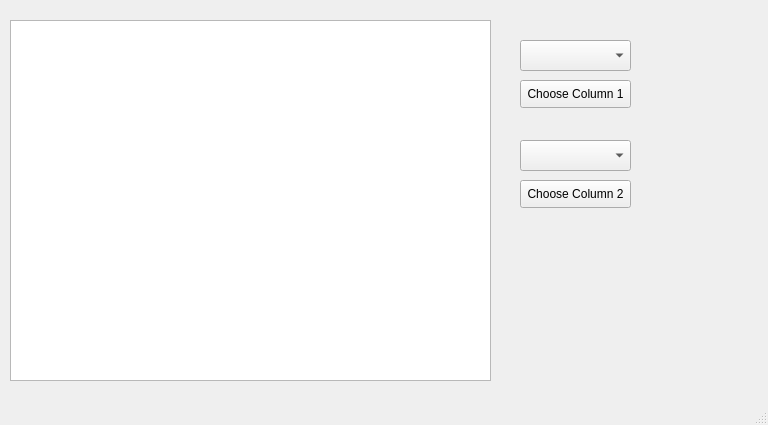
First picture: the form in tablewindow.ui, repository dzhi/school-regression-analysis, before the edit.
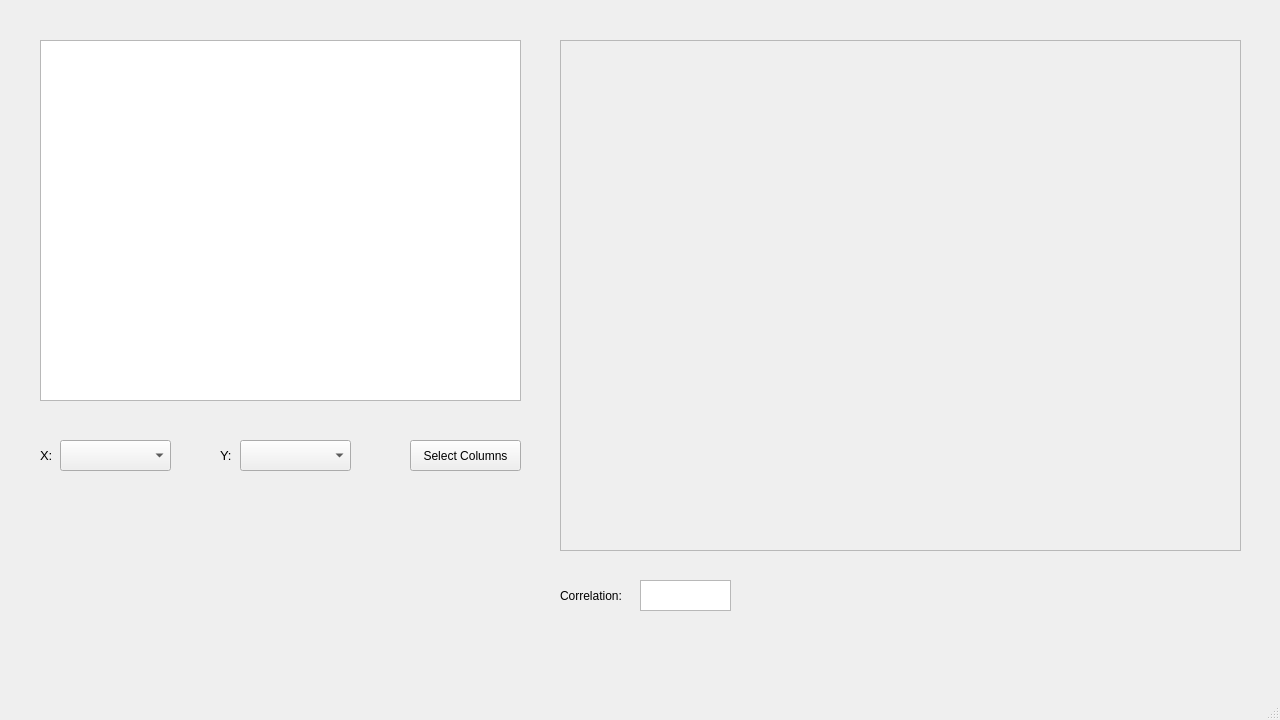
Second picture: the form after the edit. Custom widgets are drawn as their Qt base class.

Diff of the .ui file:
```diff
--- a/tablewindow.ui
+++ b/tablewindow.ui
@@ -6,8 +6,8 @@
    <rect>
     <x>0</x>
     <y>0</y>
-    <width>768</width>
-    <height>425</height>
+    <width>1280</width>
+    <height>720</height>
    </rect>
   </property>
   <property name="windowTitle">
@@ -17,8 +17,8 @@
    <widget class="QTableView" name="tableView">
     <property name="geometry">
      <rect>
-      <x>10</x>
-      <y>20</y>
+      <x>40</x>
+      <y>40</y>
       <width>481</width>
       <height>361</height>
      </rect>
@@ -27,48 +27,123 @@
    <widget class="QComboBox" name="comboBox">
     <property name="geometry">
      <rect>
-      <x>520</x>
+      <x>60</x>
+      <y>440</y>
+      <width>111</width>
+      <height>31</height>
+     </rect>
+    </property>
+   </widget>
+   <widget class="QPushButton" name="selectColumnsButton">
+    <property name="geometry">
+     <rect>
+      <x>410</x>
+      <y>440</y>
+      <width>111</width>
+      <height>31</height>
+     </rect>
+    </property>
+    <property name="text">
+     <string>Select Columns</string>
+    </property>
+   </widget>
+   <widget class="QComboBox" name="column2_comboBox">
+    <property name="geometry">
+     <rect>
+      <x>240</x>
+      <y>440</y>
+      <width>111</width>
+      <height>31</height>
+     </rect>
+    </property>
+   </widget>
+   <widget class="QFrame" name="plotFrame">
+    <property name="geometry">
+     <rect>
+      <x>560</x>
       <y>40</y>
-      <width>111</width>
-      <height>31</height>
+      <width>681</width>
+      <height>511</height>
      </rect>
     </property>
+    <property name="frameShape">
+     <enum>QFrame::StyledPanel</enum>
+    </property>
+    <property name="frameShadow">
+     <enum>QFrame::Raised</enum>
+    </property>
+    <widget class="QCustomPlot" name="plot" native="true">
+     <property name="geometry">
+      <rect>
+       <x>10</x>
+       <y>10</y>
+       <width>661</width>
+       <height>491</height>
+      </rect>
+     </property>
+    </widget>
    </widget>
-   <widget class="QPushButton" name="pushButton">
+   <widget class="QLabel" name="label">
     <property name="geometry">
      <rect>
-      <x>520</x>
-      <y>80</y>
-      <width>111</width>
-      <height>28</height>
+      <x>560</x>
+      <y>580</y>
+      <width>71</width>
+      <height>31</height>
      </rect>
     </property>
     <property name="text">
-     <string>Choose Column 1</string>
+     <string>Correlation:</string>
     </property>
    </widget>
-   <widget class="QPushButton" name="pushButton_2">
+   <widget class="QTextEdit" name="corrTextEdit">
     <property name="geometry">
      <rect>
-      <x>520</x>
-      <y>180</y>
-      <width>111</width>
-      <height>28</height>
+      <x>640</x>
+      <y>580</y>
+      <width>91</width>
+      <height>31</height>
      </rect>
     </property>
+    <property name="readOnly">
+     <bool>true</bool>
+    </property>
+   </widget>
+   <widget class="QLabel" name="xlabel">
+    <property name="geometry">
+     <rect>
+      <x>40</x>
+      <y>445</y>
+      <width>21</width>
+      <height>21</height>
+     </rect>
+    </property>
+    <property name="font">
+     <font>
+      <pointsize>10</pointsize>
+     </font>
+    </property>
     <property name="text">
-     <string>Choose Column 2</string>
+     <string>X:</string>
     </property>
    </widget>
-   <widget class="QComboBox" name="comboBox_2">
+   <widget class="QLabel" name="xlabel_2">
     <property name="geometry">
      <rect>
-      <x>520</x>
-      <y>140</y>
-      <width>111</width>
-      <height>31</height>
+      <x>220</x>
+      <y>445</y>
+      <width>21</width>
+      <height>21</height>
      </rect>
     </property>
+    <property name="font">
+     <font>
+      <pointsize>10</pointsize>
+     </font>
+    </property>
+    <property name="text">
+     <string>Y:</string>
+    </property>
    </widget>
   </widget>
   <widget class="QMenuBar" name="menubar">
@@ -83,6 +158,14 @@
   </widget>
   <widget class="QStatusBar" name="statusbar"/>
  </widget>
+ <customwidgets>
+  <customwidget>
+   <class>QCustomPlot</class>
+   <extends>QWidget</extends>
+   <header>qcustomplot.h</header>
+   <container>1</container>
+  </customwidget>
+ </customwidgets>
  <resources/>
  <connections/>
 </ui>
```
Left out of the diff: 6 changed lines with no effect on the pictures.
